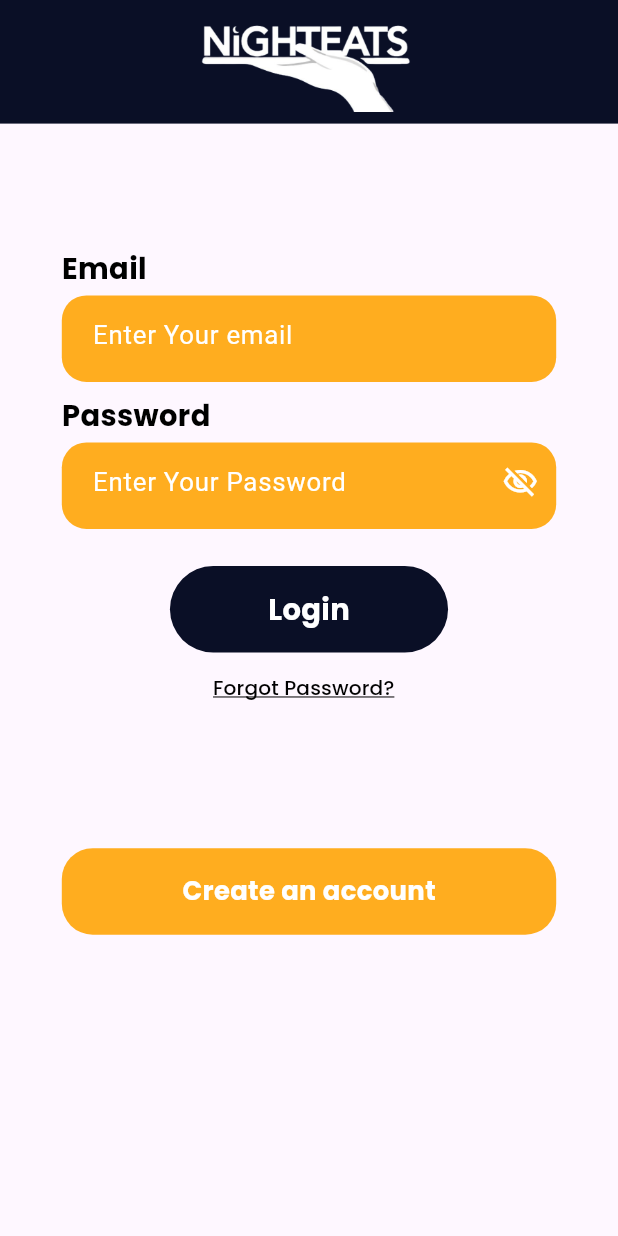
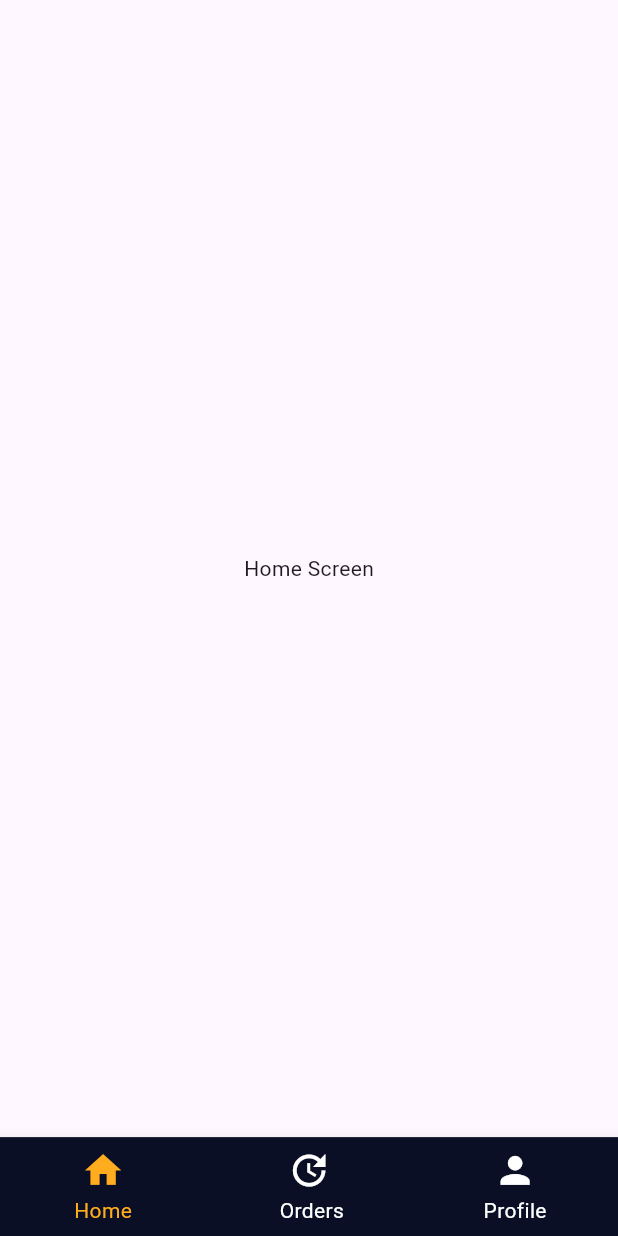
Before and after one commit to mfahim100/night_eats, a Flutter app: the screen it shows after launch, on a phone screen of 412 x 824 dp. Run offline on Flutter 3.47's test engine with Material 3 defaults, Android fonts, the phone set to English and light mode, and no system bars; drawn by our look-alikes of animated_bottom_navigation_bar, auto_size_text; our stand-ins replace carousel_slider, flutter_otp_text_field, get, get_it, google_fonts, responsive_sizer and 1 more; missing offline and left inert: circular_reveal_animation.

Commit message:
admin home screen

```diff
--- /dev/null
+++ b/lib/UI/screens/home_screens/admin_home_screen.dart
@@ -0,0 +1,239 @@
+import 'package:animated_bottom_navigation_bar/animated_bottom_navigation_bar.dart';
+import 'package:auto_size_text/auto_size_text.dart';
+import 'package:circular_reveal_animation/circular_reveal_animation.dart';
+import 'package:flutter/material.dart';
+import 'package:flutter/rendering.dart';
+import 'package:get/get.dart';
+import 'package:night_eats/UI/screens/home_screens/tabs/admin_tabs/order_screen.dart';
+import 'package:night_eats/UI/screens/home_screens/tabs/admin_tabs/profile_tab.dart';
+import 'package:responsive_sizer/responsive_sizer.dart';
+
+import '../../../core/constants/const_colors.dart';
+import '../../../core/controllers/home_controller.dart';
+import '../../../core/utils/injections.dart';
+
+
+class AdminHomeScreen extends StatefulWidget {
+  const AdminHomeScreen({super.key});
+
+
+
+
+  @override
+  _AdminHomeScreenState createState() => _AdminHomeScreenState();
+}
+
+class _AdminHomeScreenState extends State<AdminHomeScreen> with TickerProviderStateMixin {
+  final controller = sl<HomeController>();
+  final autoSizeGroup = AutoSizeGroup();
+  late AnimationController _fabAnimationController;
+  late AnimationController _borderRadiusAnimationController;
+  late Animation<double> fabAnimation;
+  late Animation<double> borderRadiusAnimation;
+  late CurvedAnimation fabCurve;
+  late CurvedAnimation borderRadiusCurve;
+  late AnimationController _hideBottomBarAnimationController;
+
+  final iconList = <IconData>[
+    Icons.home,
+    Icons.update,
+    Icons.person,
+  ];
+
+  @override
+  void initState() {
+
+    super.initState();
+    _fabAnimationController = AnimationController(
+      duration: const Duration(milliseconds: 500),
+      vsync: this,
+    );
+    _borderRadiusAnimationController = AnimationController(
+      duration: const Duration(milliseconds: 500),
+      vsync: this,
+    );
+    fabCurve = CurvedAnimation(
+      parent: _fabAnimationController,
+      curve: const Interval(0.5, 1.0, curve: Curves.fastOutSlowIn),
+    );
+    borderRadiusCurve = CurvedAnimation(
+      parent: _borderRadiusAnimationController,
+      curve: const Interval(0.5, 1.0, curve: Curves.fastOutSlowIn),
+    );
+
+    fabAnimation = Tween<double>(begin: 0, end: 1).animate(fabCurve);
+    borderRadiusAnimation = Tween<double>(begin: 0, end: 1).animate(
+      borderRadiusCurve,
+    );
+
+    _hideBottomBarAnimationController = AnimationController(
+      duration: const Duration(milliseconds: 200),
+      vsync: this,
+    );
+
+    Future.delayed(
+      const Duration(seconds: 1),
+          () => _fabAnimationController.forward(),
+    );
+    Future.delayed(
+      const Duration(seconds: 1),
+          () => _borderRadiusAnimationController.forward(),
+    );
+  }
+
+  bool onScrollNotification(ScrollNotification notification) {
+    if (notification is UserScrollNotification &&
+        notification.metrics.axis == Axis.vertical) {
+      switch (notification.direction) {
+        case ScrollDirection.forward:
+          _hideBottomBarAnimationController.reverse();
+          _fabAnimationController.forward(from: 0);
+          break;
+        case ScrollDirection.reverse:
+          _hideBottomBarAnimationController.forward();
+          _fabAnimationController.reverse(from: 1);
+          break;
+        case ScrollDirection.idle:
+          break;
+      }
+    }
+    return false;
+  }
+
+  @override
+  Widget build(BuildContext context) {
+
+    return Obx(() => Scaffold(
+      body: controller.adminHomeTabIndex.value == 0
+          ?  const Center(child: Text('Home Screen'))
+          : controller.adminHomeTabIndex.value == 1
+          ?    OrderScreen()
+          : const ProfileTab(),
+      bottomNavigationBar: AnimatedBottomNavigationBar.builder(
+        height: 8.h,
+        itemCount: iconList.length,
+        tabBuilder: (int index , bool isActive) {
+          final color = isActive ? ConstColors.activeNavigationBarColor : ConstColors.notActiveNavigationBarColor;
+          return Column(
+            mainAxisSize: MainAxisSize.min,
+            mainAxisAlignment: MainAxisAlignment.center,
+            children: [
+              Icon(
+                iconList[index],
+                size: 7.w,
+                color: color,
+              ),
+              SizedBox(height: .3.h),
+              AutoSizeText(
+                index == 0 ? "Home" :
+                index == 1 ? " Orders" :
+                'Profile',
+                maxLines: 1,
+                style: TextStyle(color: color),
+                group: autoSizeGroup,
+              )
+            ],
+          );
+        },
+        backgroundColor: ConstColors.bottomNavigationBarBackgroundColor,
+        activeIndex: controller.adminHomeTabIndex.value,
+        splashColor: ConstColors.activeNavigationBarColor,
+        notchAndCornersAnimation: borderRadiusAnimation,
+        splashSpeedInMilliseconds: 300,
+        notchSmoothness: NotchSmoothness.defaultEdge,
+        gapLocation: GapLocation.none,
+        // leftCornerRadius: 5.w,
+        // rightCornerRadius: 5.w,
+        onTap: (index) => controller.setAdminHomeTabIndex(index),
+        hideAnimationController: _hideBottomBarAnimationController,
+        shadow: BoxShadow(
+          offset: const Offset(0, 1),
+          blurRadius: 12,
+          spreadRadius: 0.5,
+          color: ConstColors.activeNavigationBarColor,
+        ),
+      ),
+    ));
+
+  }
+}
+
+
+class NavigationScreen extends StatefulWidget {
+  final IconData iconData;
+
+  const NavigationScreen(this.iconData, {super.key});
+
+  @override
+  _NavigationScreenState createState() => _NavigationScreenState();
+}
+
+class _NavigationScreenState extends State<NavigationScreen>
+    with TickerProviderStateMixin {
+  late AnimationController _controller;
+  late Animation<double> animation;
+
+  @override
+  void didUpdateWidget(NavigationScreen oldWidget) {
+    super.didUpdateWidget(oldWidget);
+    if (oldWidget.iconData != widget.iconData) {
+      _startAnimation();
+    }
+  }
+
+  @override
+  void initState() {
+    _controller = AnimationController(
+      vsync: this,
+      duration: const Duration(milliseconds: 1000),
+    );
+    animation = CurvedAnimation(
+      parent: _controller,
+      curve: Curves.easeIn,
+    );
+    _controller.forward();
+    super.initState();
+  }
+
+  _startAnimation() {
+    _controller = AnimationController(
+      vsync: this,
+      duration: const Duration(milliseconds: 1000),
+    );
+    animation = CurvedAnimation(
+      parent: _controller,
+      curve: Curves.easeIn,
+    );
+    _controller.forward();
+  }
+
+  @override
+  void dispose() {
+    _controller.dispose();
+    super.dispose();
+  }
+
+  @override
+  Widget build(BuildContext context) {
+    return Container(
+      color: Theme.of(context).colorScheme.background,
+      child: ListView(
+        children: [
+          const SizedBox(height: 64),
+          Center(
+            child: CircularRevealAnimation(
+              animation: animation,
+              centerOffset: const Offset(80, 80),
+              maxRadius: MediaQuery.of(context).size.longestSide * 1.1,
+              child: Icon(
+                widget.iconData,
+                color: ConstColors.activeNavigationBarColor,
+                size: 160,
+              ),
+            ),
+          ),
+        ],
+      ),
+    );
+  }
+}
--- a/lib/core/constants/const_colors.dart
+++ b/lib/core/constants/const_colors.dart
@@ -1,4 +1,6 @@
 import 'dart:ui';
+
+import 'package:flutter/material.dart';
 
 class ConstColors {
 
@@ -7,4 +9,15 @@ class ConstColors {
   static var orangeColor = const Color(0xffffad1f);
 
 
+
+  // static const Color kPrimaryColor = Color(0xffB752F1);
+  static  Color? kPrimaryColor = blueColor;
+
+  static Color colorLabelColor= const Color(0xFF172CE0);
+  static Color? bottomNavigationBarBackgroundColor=kPrimaryColor ;
+  // static Color activeNavigationBarColor=AppTheme.colorOrange;
+  static Color activeNavigationBarColor= orangeColor;
+  static Color notActiveNavigationBarColor=Colors.white ;
+  static Color shadowNavigationBarColor=orangeColor;
+
 }
--- a/lib/core/controllers/home_controller.dart
+++ b/lib/core/controllers/home_controller.dart
@@ -17,4 +17,9 @@ class HomeController extends GetxController{
     }
   }
 
+  RxInt adminHomeTabIndex=0.obs;
+  setAdminHomeTabIndex(int val){
+    adminHomeTabIndex.value = val;
+  }
+
 }
--- a/lib/main.dart
+++ b/lib/main.dart
@@ -2,6 +2,7 @@ import 'package:flutter/material.dart';
 import 'package:get/get_core/src/smart_management.dart';
 import 'package:get/get_navigation/src/root/get_material_app.dart';
 import 'package:night_eats/UI/screens/auth_screens/login_screen.dart';
+import 'package:night_eats/UI/screens/home_screens/admin_home_screen.dart';
 import 'package:responsive_sizer/responsive_sizer.dart';
 import 'core/utils/main_method.dart';
 
@@ -26,7 +27,7 @@ class MyApp extends StatelessWidget {
               colorScheme: ColorScheme.fromSeed(seedColor: Colors.deepPurple),
               useMaterial3: true,
             ),
-            home: const LoginScreen());
+            home: const AdminHomeScreen());
       },
     );
   }
--- a/pubspec.yaml
+++ b/pubspec.yaml
@@ -41,6 +41,10 @@ dependencies:
   google_fonts: ^6.2.1
   get_it: ^7.7.0
   carousel_slider: ^4.2.1
+  animated_bottom_navigation_bar: ^1.2.0
+  circular_reveal_animation: ^2.0.1
+  auto_size_text: ^3.0.0
+  smooth_page_indicator: ^1.1.0
 
 dev_dependencies:
   flutter_test:
```
Also changed, not shown: lib/UI/screens/home_screens/tabs/admin_tabs/order_screen.dart (added, +123 -0 lines), lib/UI/screens/home_screens/tabs/admin_tabs/profile_tab.dart (added, +126 -0 lines), lib/UI/widgets/admin_widgets/profile_button.dart (added, +44 -0 lines), lib/UI/widgets/admin_widgets/profile_listtile.dart (added, +44 -0 lines), lib/core/constants/const_decorations.dart (added, +60 -0 lines), lib/core/constants/const_text_styles.dart (+13 -0 lines), assets/images/avatar.jpg (added), pubspec.lock.
